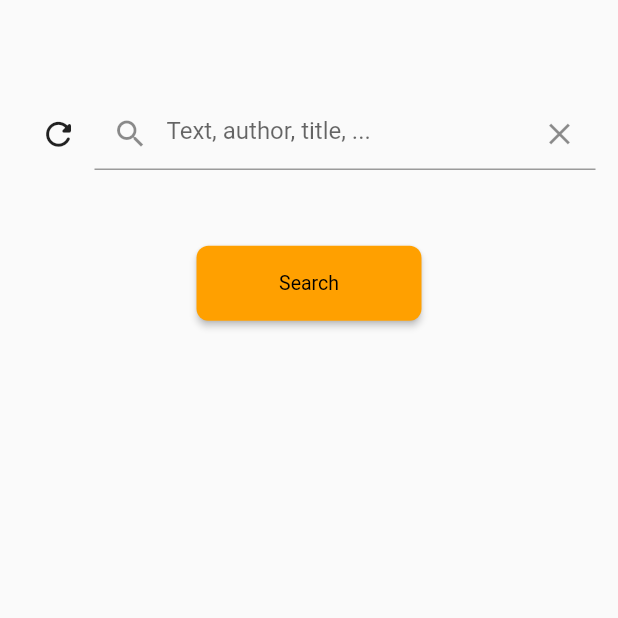
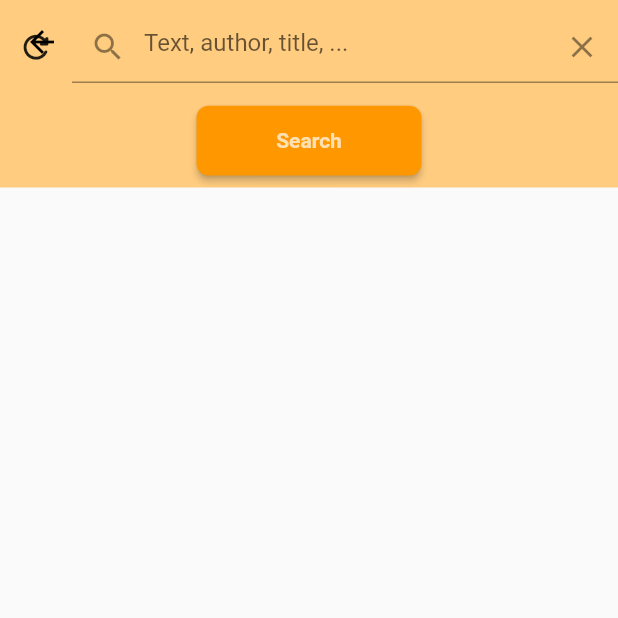
Before and after one commit to f-leoni/lyrics2, a Flutter app: the SearchScreen screen opened directly, on a phone screen of 412 x 824 dp, the top half of it. Run offline on Flutter 3.47's test engine with Material 2 defaults, Android fonts, the phone set to English and light mode, and no system bars; our stand-ins replace cloud_firestore, firebase_auth, firebase_core, google_fonts, logger, package_info_plus and 2 more; missing offline and left inert: beautiful_soup_dart, flutter_acrcloud, genius_api_unofficial, sqlbrite, xml2json; accounts and stored records are empty; generated files the repository leaves out were written again.

Commit message:
Implemented search screen as CustomScrollView + SliverAppBar

```diff
--- a/lib/components/lyric_tile.dart
+++ b/lib/components/lyric_tile.dart
@@ -22,7 +22,7 @@ class LyricTile extends StatelessWidget {
       builder: (context, appStateManager, child) {
         var authorRowOffset = 0.7495;
         return SizedBox(
-          height: 70.0,
+          height: 60.0,
           child: SizedBox(
             width: MediaQuery.of(context).size.width * 0.85,
             //color: Colors.yellow,
--- a/lib/lyricstheme.dart
+++ b/lib/lyricstheme.dart
@@ -6,42 +6,46 @@ class LyricsTheme {
     bodyText1: GoogleFonts.roboto(
         fontSize: 13, fontWeight: FontWeight.normal, color: Colors.black),
     headline1: GoogleFonts.roboto(
-        fontSize: 32.0, fontWeight: FontWeight.bold, color: Colors.black),
+        fontSize: 28.0, fontWeight: FontWeight.bold, color: Colors.white),
     headline2: GoogleFonts.roboto(
         fontSize: 21.0, fontWeight: FontWeight.w700, color: Colors.black),
     headline3: GoogleFonts.roboto(
         fontSize: 16.0, fontWeight: FontWeight.w600, color: Colors.black),
+    button: GoogleFonts.roboto(
+        fontSize: 14, fontWeight: FontWeight.w700, color: Colors.white70),
   );
 
   static TextTheme darkTextTheme = TextTheme(
     bodyText1: GoogleFonts.roboto(
         fontSize: 13, fontWeight: FontWeight.normal, color: Colors.white),
     headline1: GoogleFonts.roboto(
-        fontSize: 32.0, fontWeight: FontWeight.bold, color: Colors.white),
+        fontSize: 28.0, fontWeight: FontWeight.bold, color: Colors.white70),
     headline2: GoogleFonts.roboto(
         fontSize: 21.0, fontWeight: FontWeight.w700, color: Colors.white),
     headline3: GoogleFonts.roboto(
         fontSize: 16.0, fontWeight: FontWeight.w600, color: Colors.white),
+    button: GoogleFonts.roboto(
+        fontSize: 14, fontWeight: FontWeight.w700, color: Colors.black87),
   );
 
   static ThemeData light() {
     return ThemeData(
-      primarySwatch: Colors.amber,
+      primarySwatch: Colors.orange,
       brightness: Brightness.light,
       primaryColor: Colors.white,
       /* colorScheme: //ColorScheme.fromSeed(seedColor: Colors.white),
          ColorScheme(background: Colors.white, secondary: Colors.black),*/
-      accentColor: Colors.amber.shade700,
+      accentColor: Colors.orange.shade500,
       textTheme: lightTextTheme,
     );
   }
 
   static ThemeData dark() {
     return ThemeData(
-      primarySwatch: Colors.amber,
+      primarySwatch: Colors.green,
       brightness: Brightness.dark,
-      primaryColor: Colors.grey[900],
-      accentColor: Colors.green[600],
+      primaryColor: Colors.grey[850],
+      accentColor: Colors.greenAccent,
       textTheme: darkTextTheme,
     );
   }
--- a/lib/screens/main_screen.dart
+++ b/lib/screens/main_screen.dart
@@ -40,7 +40,7 @@ class _MainScreenState extends State<MainScreen> {
         return Scaffold(
           appBar: AppBar(
             title: Text(AppLocalizations.of(context)!.appName,
-                style: Theme.of(context).textTheme.headline6),
+                style: Theme.of(context).textTheme.headline1),
             actions: [
               profileButton(widget.currentTab),
             ],
--- a/lib/screens/search_screen.dart
+++ b/lib/screens/search_screen.dart
@@ -13,6 +13,7 @@ import 'package:lyrics2/components/lyric_tile.dart';
 import 'package:flutter_acrcloud/flutter_acrcloud.dart';
 import 'package:lyrics2/env.dart';
 
+//TODO implement as a sliverAppBar
 class SearchScreen extends StatefulWidget {
   static MaterialPage page() {
     return MaterialPage(
@@ -66,32 +67,44 @@ class _SearchScreenState extends State<SearchScreen> {
   @override
   Widget build(BuildContext context) {
     logger.d("Building Search Screen");
+    final manager = Provider.of<AppStateManager>(context, listen: false);
+    var users = Provider.of<FirebaseUserRepository>(context, listen: false);
     return Scaffold(
       body: Padding(
-          padding: const EdgeInsets.all(15.0),
-          child: SizedBox(
-            width: double.infinity,
-            height: double.infinity,
-            child: Center(
-                child: Column(children: [
+          padding: const EdgeInsets.all(0.0),
+          child: CustomScrollView(slivers: <Widget>[
+            SliverAppBar(
+                pinned: false,
+                snap: true,
+                floating: true,
+                backgroundColor: users.themeData.backgroundColor,
+                expandedHeight: 125.0,
+                flexibleSpace: FlexibleSpaceBar(
+                  //collapseMode: CollapseMode.pin,
+
+                  background: Column(
+                    children: [
+                      Expanded(flex: 1, child: buildSearchFields(context)),
                       Expanded(
-                flex: 2,
-                child: Container(
-                    //color: Colors.blue.shade200,
-                    child: buildSearchFields(context)),
+                        child: Padding(
+                          padding: const EdgeInsets.symmetric(vertical: 8.0),
+                          child: buildSearchButton(context),
                         ),
-              buildSearchButton(context),
-              Expanded(
-                flex: 8,
-                child: Consumer<AppStateManager>(
-                    builder: (context, appStateManager, child) {
-                  return Container(
-                      //color: Colors.red.shade200,
-                      child: buildList(context));
-                }),
-              )
+                      ),
+                    ],
+                  ),
+                )),
+            SliverList(
+                delegate: SliverChildBuilderDelegate(
+              (BuildContext context, int index) {
+                return SizedBox(
+                  height: 70,
+                  child: buildTile(context, index, null),
+                );
+              },
+              childCount: manager.searchResults.length,
+            ))
           ])),
-          )),
     );
   }
 
@@ -134,10 +147,11 @@ class _SearchScreenState extends State<SearchScreen> {
             flex: 5,
             child: Column(
               children: [
-                Builder(
+                Expanded(
+                  child: Builder(
                     builder: (context) => ConstrainedBox(
                       constraints:
-                        const BoxConstraints(minHeight: 30, maxHeight: 90),
+                          const BoxConstraints(minHeight: 50, maxHeight: 90),
                       child: Container(
                         padding: const EdgeInsets.fromLTRB(0, 20, 30, 0),
                         //color: Colors.red,
@@ -158,12 +172,12 @@ class _SearchScreenState extends State<SearchScreen> {
                               provider.searchAudioSong = "";
                               final session = ACRCloud.startSession();
                               logger.d("Showing Audio panel");
-                            showDialog(
+                              var dialog = showDialog(
                                 context: context,
                                 barrierDismissible: false,
                                 builder: (context) => AlertDialog(
-                                title: Text(
-                                    AppLocalizations.of(context)!.msgListening),
+                                  title: Text(AppLocalizations.of(context)!
+                                      .msgListening),
                                   content: StreamBuilder(
                                     stream: session.volumeStream,
                                     initialData: -1,
@@ -181,7 +195,8 @@ class _SearchScreenState extends State<SearchScreen> {
                                     )
                                   ],
                                 ),
-                            );
+                              ).onError((error, stackTrace) =>
+                                  logger.e("Dialog Error: $error"));
                               logger.d("Wait for results");
                               final result = await session.result;
                               // Avoid lint error "Do not use BuildContexts across async gaps"
@@ -217,7 +232,8 @@ class _SearchScreenState extends State<SearchScreen> {
                             },
                             child: Text(
                               AppLocalizations.of(context)!.msgListen,
-                            style: currTextTheme.bodyText1,
+                              style: currTextTheme.button,
+                            ),
                           ),
                         ),
                       ),
@@ -373,9 +389,7 @@ class _SearchScreenState extends State<SearchScreen> {
         height: 1,
       );
     } else {
-      return ConstrainedBox(
-        constraints: const BoxConstraints(minHeight: 30, maxHeight: 50),
-        child: MaterialButton(
+      return MaterialButton(
         minWidth: 150,
         height: 50,
         color: currLyricsTheme.indicatorColor,
@@ -384,74 +398,13 @@ class _SearchScreenState extends State<SearchScreen> {
         ),
         child: Text(
           AppLocalizations.of(context)!.searchText,
-            style: currTextTheme.bodyText1,
+          style: currTextTheme.button,
         ),
         onPressed: () async {
           logger.v("Click on Search button in search screen");
           startSearch(context);
         },
-        ),
       );
-    }
-  }
-
-  // List of found Lyrics
-  Widget buildList(BuildContext context) {
-    var manager = Provider.of<AppStateManager>(context, listen: false);
-    var users = Provider.of<FirebaseUserRepository>(context, listen: false);
-    logger.d("Building results list");
-    double height = MediaQuery.of(context).size.height / 2 - 31; //, 236;
-    if (manager.isSearchCompleted) {
-      List<LyricSearchResult> results = manager.searchResults;
-      List<Widget> itemTiles = List<Widget>.empty(growable: true);
-      for (LyricSearchResult lyricSearchResult in results) {
-        // Exclude invalid results
-        if (!lyricSearchResult.isEmpty && lyricSearchResult.lyricId != 0) {
-          itemTiles.add(Container(
-            decoration: const BoxDecoration(
-                border: Border(
-              bottom: BorderSide(width: 1.0, color: Colors.grey),
-            )),
-            child: InkWell(
-              child: LyricTile(
-                lyric: lyricSearchResult,
-                isFavoritePage: false,
-              ),
-              onTap: () {
-                logger.i(
-                    "Clicked on Search result. Song: ${lyricSearchResult.song}");
-                /*Provider.of<AppStateManager>(context, listen: false).viewedLyric =
-                    provider.getLyric(lyricSearchResult)!;
-                Provider.of<AppStateManager>(context, listen: false)
-                    .isViewingLyric = true;*/
-                Navigator.push(
-                  context,
-                  MaterialPageRoute(
-                    builder: (context) => LyricDetailScreen(
-                      lyric: manager.getLyric(lyricSearchResult,
-                          users.useGenius ? GeniusProxy() : ChartLyricsProxy()),
-                    ),
-                  ),
-                );
-              },
-            ),
-          ));
-        }
-      }
-      return SizedBox(
-          height: height,
-          //color: Colors.green,
-          child: ListView(
-            padding: const EdgeInsets.all(10.0),
-            children: itemTiles,
-          ));
-    } else {
-      // Case for isSearchComplete == false
-      return SizedBox(
-          height: height,
-          //color: Colors.green,
-          child: ListView(
-              padding: const EdgeInsets.all(10.0), children: const []));
     }
   }
 
@@ -504,4 +457,95 @@ class _SearchScreenState extends State<SearchScreen> {
       ));
     }
   }
+
+  // List of found Lyrics
+  Widget buildList(BuildContext context) {
+    var manager = Provider.of<AppStateManager>(context, listen: false);
+    var users = Provider.of<FirebaseUserRepository>(context, listen: false);
+    logger.d("Building results list");
+    double height = MediaQuery.of(context).size.height / 2 - 31; //, 236;
+    if (manager.isSearchCompleted) {
+      List<LyricSearchResult> results = manager.searchResults;
+      List<Widget> itemTiles = List<Widget>.empty(growable: true);
+      for (LyricSearchResult lyricSearchResult in results) {
+        // Exclude invalid results
+        if (!lyricSearchResult.isEmpty && lyricSearchResult.lyricId != 0) {
+          itemTiles.add(buildTile(context, 0, lyricSearchResult));
         }
+      }
+      return SizedBox(
+          height: height,
+          //color: Colors.green,
+          child: ListView(
+            padding: const EdgeInsets.all(10.0),
+            children: itemTiles,
+          ));
+    } else {
+      // Case for isSearchComplete == false
+      return SizedBox(
+          height: height,
+          //color: Colors.green,
+          child: ListView(
+              padding: const EdgeInsets.all(10.0), children: const []));
+    }
+  }
+
+  Widget buildTile(
+      BuildContext context, int? index, LyricSearchResult? lyricSearchResult) {
+    final manager = Provider.of<AppStateManager>(context, listen: false);
+    var users = Provider.of<FirebaseUserRepository>(context, listen: false);
+    if (manager.isSearchCompleted) {
+      List<LyricSearchResult> results = manager.searchResults;
+      LyricSearchResult lsr;
+      if (lyricSearchResult == null) {
+        lsr = results[index!];
+      } else {
+        lsr = lyricSearchResult;
+      }
+      int hIndex = index! + 1;
+      return Container(
+        decoration: BoxDecoration(
+            border: Border(
+          bottom: BorderSide(width: 2.0, color: users.themeData.highlightColor),
+        )),
+        child: InkWell(
+          child: Row(
+            children: [
+              Padding(
+                padding: const EdgeInsets.all(8.0),
+                child: Center(
+                  child: Text(
+                    hIndex.toString(),
+                    textAlign: TextAlign.center,
+                    textScaleFactor: 1.8,
+                  ),
+                ),
+              ),
+              LyricTile(
+                lyric: lsr,
+                isFavoritePage: false,
+              ),
+            ],
+          ),
+          onTap: () {
+            logger.i("Clicked on Search result. Song: ${lsr.song}");
+            /*Provider.of<AppStateManager>(context, listen: false).viewedLyric =
+                    provider.getLyric(lyricSearchResult)!;
+                Provider.of<AppStateManager>(context, listen: false)
+                    .isViewingLyric = true;*/
+            Navigator.push(
+              context,
+              MaterialPageRoute(
+                builder: (context) => LyricDetailScreen(
+                  lyric: manager.getLyric(lsr,
+                      users.useGenius ? GeniusProxy() : ChartLyricsProxy()),
+                ),
+              ),
+            );
+          },
+        ),
+      );
+    }
+    return Container();
+  }
+}
--- a/pubspec.yaml
+++ b/pubspec.yaml
@@ -15,7 +15,7 @@ publish_to: 'none' # Remove this line if you wish to publish to pub.dev
 # In iOS, build-name is used as CFBundleShortVersionString while build-number used as CFBundleVersion.
 # Read more about iOS versioning at
 # https://developer.apple.com/library/archive/documentation/General/Reference/InfoPlistKeyReference/Articles/CoreFoundationKeys.html
-version: 1.0.0+12
+version: 1.0.0+13
 
 environment:
   sdk: ">=2.15.0-178.1.beta <3.0.0"
```
Also changed, not shown: lib/screens/lyric_detail_screen.dart (+14 -3 lines). Lines whose indentation alone changed are shown as unchanged.
